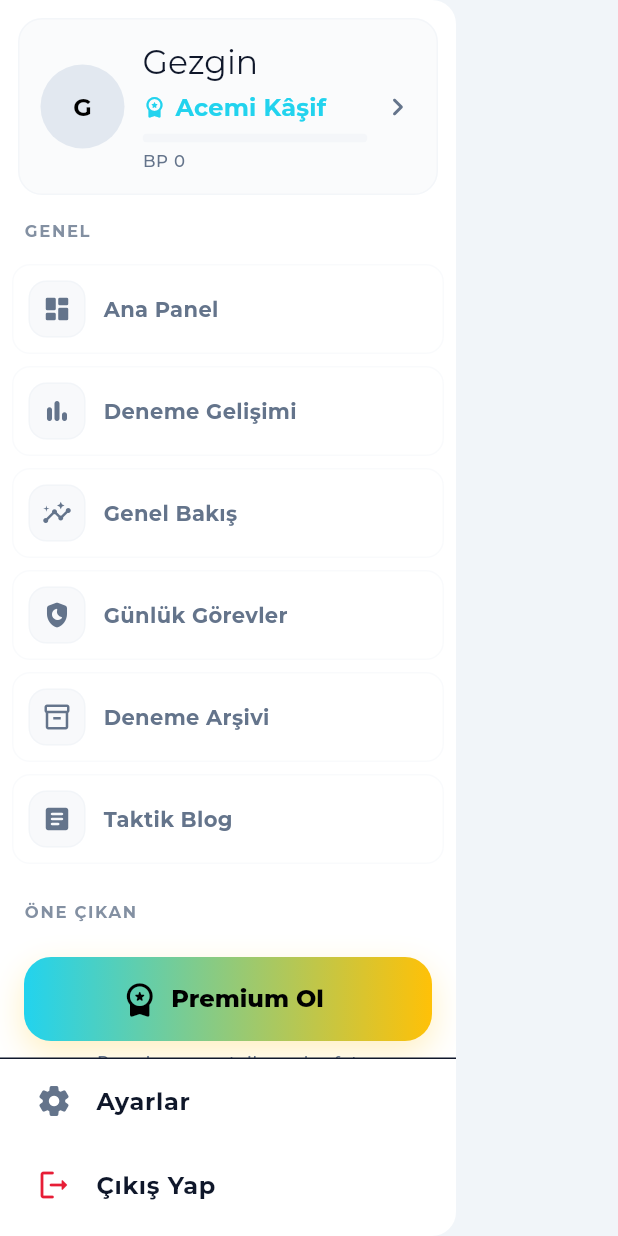
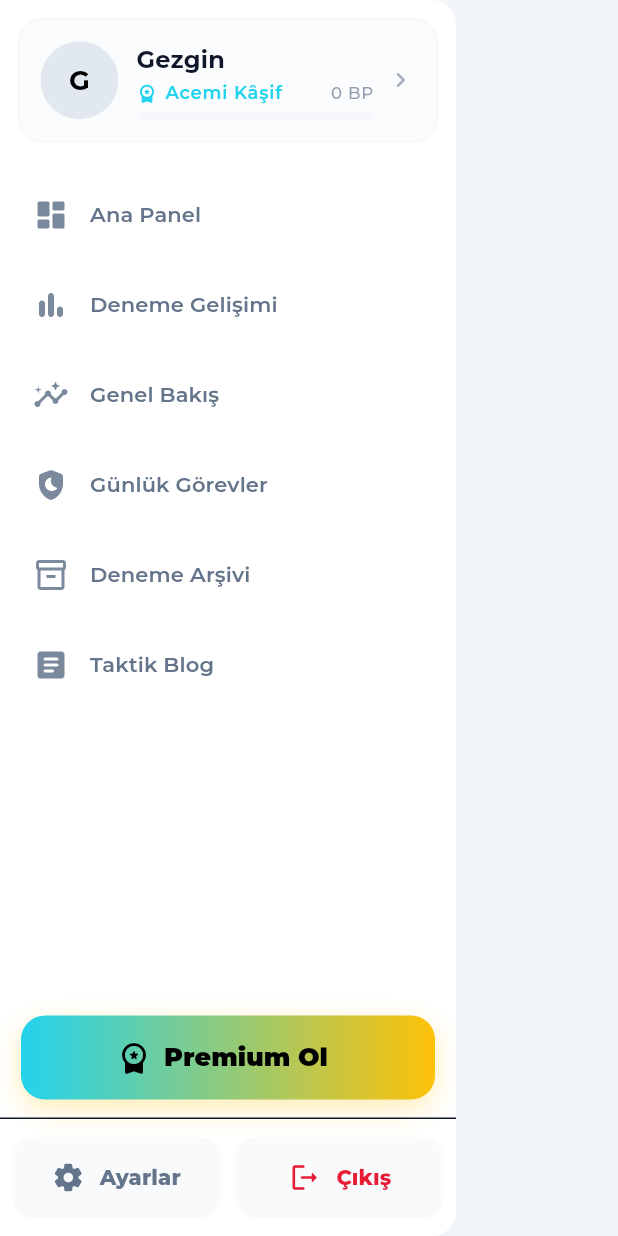
Before and after one commit to bakituncher/bilgee, a Flutter app: the SidePanelDrawer widget shown alone on an empty page, opened directly, on a phone screen of 412 x 824 dp. Run offline on Flutter 3.47's test engine with Material 3 defaults, Android fonts, the phone set to English and light mode, and no system bars; our stand-ins replace cached_network_image, cloud_firestore, cloud_functions, confetti, equatable, file_picker and 23 more; missing offline and left inert: firebase_app_check, flutter_math_fork, markdown, purchases_flutter; accounts and stored records are empty; generated files the repository leaves out were written again; network calls fail.

Commit message:
side panel ve ai bottom flow sorunu çözüldü

```diff
--- a/lib/features/coach/screens/ai_hub_screen.dart
+++ b/lib/features/coach/screens/ai_hub_screen.dart
@@ -153,6 +153,13 @@ class _AiHubScreenState extends ConsumerState<AiHubScreen> with SingleTickerProv
                       const SizedBox(height: 16),
                       Row(
                         children: [
+                          Expanded(
+                            child: FittedBox(
+                              fit: BoxFit.scaleDown,
+                              alignment: Alignment.centerLeft,
+                              child: Row(
+                                mainAxisSize: MainAxisSize.min,
+                                children: [
                                   Text(
                                     'Yapay Zeka Araçları',
                                     style: theme.textTheme.titleLarge?.copyWith(fontWeight: FontWeight.w800),
@@ -194,6 +201,10 @@ class _AiHubScreenState extends ConsumerState<AiHubScreen> with SingleTickerProv
                                       ),
                                     ),
                                   ],
+                                ],
+                              ),
+                            ),
+                          ),
                         ],
                       ),
                       const SizedBox(height: 8),
--- a/lib/shared/widgets/side_panel_drawer.dart
+++ b/lib/shared/widgets/side_panel_drawer.dart
@@ -1,6 +1,5 @@
 // lib/shared/widgets/side_panel_drawer.dart
 import 'package:taktik/data/providers/firestore_providers.dart';
-import 'package:taktik/data/providers/admin_providers.dart';
 import 'package:taktik/data/providers/premium_provider.dart';
 import 'package:firebase_auth/firebase_auth.dart' as fb;
 import 'package:flutter/material.dart';
@@ -8,7 +7,6 @@ import 'package:flutter_riverpod/flutter_riverpod.dart';
 import 'package:flutter_svg/flutter_svg.dart';
 import 'package:go_router/go_router.dart';
 import 'package:taktik/features/profile/logic/rank_service.dart';
-import 'package:taktik/shared/widgets/premium_badge.dart';
 
 class SidePanelDrawer extends ConsumerStatefulWidget {
   const SidePanelDrawer({super.key});
@@ -56,16 +54,16 @@ class _SidePanelDrawerState extends ConsumerState<SidePanelDrawer> with SingleTi
             child: Column(
               crossAxisAlignment: CrossAxisAlignment.stretch,
               children: [
-                // Header (sade)
+                // Header - Büyük ve Şık
                 InkWell(
                   onTap: () { Navigator.of(context).pop(); context.go('/profile'); },
                   child: Container(
-                    margin: const EdgeInsets.fromLTRB(12, 12, 12, 8),
+                    margin: const EdgeInsets.fromLTRB(12, 12, 12, 10),
                     padding: const EdgeInsets.all(14),
                     decoration: BoxDecoration(
                       borderRadius: BorderRadius.circular(16),
-                      color: colorScheme.surfaceContainerHighest.withOpacity(.18),
-                      border: Border.all(color: colorScheme.surfaceContainerHighest.withOpacity(.28)),
+                      color: colorScheme.surfaceContainerHighest.withOpacity(.15),
+                      border: Border.all(color: colorScheme.surfaceContainerHighest.withOpacity(.25)),
                     ),
                     child: Row(
                       children: [
@@ -74,56 +72,52 @@ class _SidePanelDrawerState extends ConsumerState<SidePanelDrawer> with SingleTi
                         Expanded(
                           child: Column(
                             crossAxisAlignment: CrossAxisAlignment.start,
+                            mainAxisSize: MainAxisSize.min,
                             children: [
                               Text(
                                 user?.name ?? 'Gezgin',
-                                style: theme.textTheme.titleLarge,
+                                style: theme.textTheme.titleMedium?.copyWith(fontWeight: FontWeight.w700),
                                 overflow: TextOverflow.ellipsis,
                               ),
-                              const SizedBox(height: 4),
+                              const SizedBox(height: 3),
                               Row(
                                 children: [
-                                  Icon(Icons.workspace_premium_rounded, size: 16, color: colorScheme.primary),
-                                  const SizedBox(width: 6),
+                                  Icon(Icons.workspace_premium_rounded, size: 14, color: colorScheme.primary),
+                                  const SizedBox(width: 5),
                                   Expanded(
                                     child: Text(
                                       rankInfo.current.name,
-                                      style: theme.textTheme.titleMedium?.copyWith(color: colorScheme.primary, fontWeight: FontWeight.w700),
+                                      style: theme.textTheme.labelMedium?.copyWith(color: colorScheme.primary, fontWeight: FontWeight.w600),
                                       overflow: TextOverflow.ellipsis,
+                                    ),
+                                  ),
+                                  const SizedBox(width: 6),
+                                  Text('${user?.engagementScore ?? 0} BP', style: theme.textTheme.labelSmall?.copyWith(color: colorScheme.onSurfaceVariant.withOpacity(.7))),
+                                ],
+                              ),
+                              const SizedBox(height: 5),
+                              ClipRRect(
+                                borderRadius: BorderRadius.circular(4),
+                                child: LinearProgressIndicator(
+                                  value: rankInfo.progress,
+                                  minHeight: 5,
+                                  backgroundColor: colorScheme.surfaceContainerHighest.withOpacity(.25),
+                                  valueColor: AlwaysStoppedAnimation(colorScheme.primary),
                                 ),
                               ),
                             ],
                           ),
-                              const SizedBox(height: 6),
-                              ClipRRect(
-                                borderRadius: BorderRadius.circular(6),
-                                child: LinearProgressIndicator(
-                                  value: rankInfo.progress,
-                                  minHeight: 6,
-                                  backgroundColor: colorScheme.surfaceContainerHighest.withOpacity(.25),
-                                  valueColor: AlwaysStoppedAnimation(colorScheme.primary),
-                                ),
-                              ),
-                              const SizedBox(height: 4),
-                              Text('BP ${user?.engagementScore ?? 0}', style: theme.textTheme.labelSmall?.copyWith(color: colorScheme.onSurfaceVariant)),
-                            ],
-                          ),
                         ),
                         const SizedBox(width: 8),
-                        Icon(Icons.chevron_right_rounded, color: colorScheme.onSurfaceVariant),
+                        Icon(Icons.chevron_right_rounded, size: 20, color: colorScheme.onSurfaceVariant.withOpacity(.6)),
                       ],
                     ),
                   ),
                 ),
-                const Padding(
-                  padding: EdgeInsets.symmetric(horizontal: 16),
-                  child: _SectionLabel('Genel'),
-                ),
-                const SizedBox(height: 4),
-                // Navigation items
+                // Navigation items - Tam Ekran Kullanımı
                 Expanded(
                   child: ListView(
-                    padding: EdgeInsets.zero,
+                    padding: const EdgeInsets.fromLTRB(8, 8, 8, 8),
                     children: [
                       _navTile(context, currentLocation: location, icon: Icons.dashboard_rounded, title: 'Ana Panel', route: '/home'),
                       _navTile(context, currentLocation: location, icon: Icons.bar_chart_rounded, title: 'Deneme Gelişimi', route: '/home/stats'),
@@ -131,75 +125,59 @@ class _SidePanelDrawerState extends ConsumerState<SidePanelDrawer> with SingleTi
                       _navTile(context, currentLocation: location, icon: Icons.shield_moon_rounded, title: 'Günlük Görevler', route: '/home/quests'),
                       _navTile(context, currentLocation: location, icon: Icons.inventory_2_outlined, title: 'Deneme Arşivi', route: '/library'),
                       _navTile(context, currentLocation: location, icon: Icons.article_rounded, title: 'Taktik Blog', route: '/blog'),
-                      const SizedBox(height: 12),
-                      const Padding(
-                        padding: EdgeInsets.symmetric(horizontal: 16),
-                        child: _SectionLabel('Öne Çıkan'),
-                      ),
-                      const SizedBox(height: 8),
-                      Padding(
-                        padding: const EdgeInsets.symmetric(horizontal: 16, vertical: 8),
-                        child: isPremium
-                            ? const PremiumBadge()
-                            : Column(
-                          crossAxisAlignment: CrossAxisAlignment.stretch,
-                          children: [
-                            _PremiumButton(onTap: () { Navigator.of(context).pop(); context.go('/premium'); }),
-                            const SizedBox(height: 6),
-                            Text(
-                              'Premium avantajlarını keşfet',
-                              textAlign: TextAlign.center,
-                              style: Theme.of(context).textTheme.labelSmall?.copyWith(color: Theme.of(context).colorScheme.onSurfaceVariant),
-                            ),
                     ],
                   ),
                 ),
-                      Consumer(builder: (context, ref, _) {
-                        final isAdminAsync = ref.watch(adminClaimProvider);
-                        return isAdminAsync.maybeWhen(
-                          data: (isAdmin) {
-                            if (!isAdmin) return const SizedBox.shrink();
-                            return const Column(
-                              crossAxisAlignment: CrossAxisAlignment.stretch,
+                // Premium Button - En Altta Sabit
+                Padding(
+                  padding: const EdgeInsets.fromLTRB(14, 12, 14, 12),
+                  child: isPremium
+                      ? Container(
+                          padding: const EdgeInsets.symmetric(horizontal: 16, vertical: 14),
+                          decoration: BoxDecoration(
+                            gradient: LinearGradient(colors: [colorScheme.primary.withOpacity(.15), Colors.amber.withOpacity(.12)]),
+                            borderRadius: BorderRadius.circular(16),
+                            border: Border.all(color: colorScheme.primary.withOpacity(.35), width: 1.5),
+                          ),
+                          child: Row(
+                            mainAxisAlignment: MainAxisAlignment.center,
                             children: [
-                                Padding(
-                                  padding: EdgeInsets.symmetric(horizontal: 16),
-                                  child: _SectionLabel('Yönetim'),
-                                ),
-                                SizedBox(height: 8),
-                              ],
-                            );
-                          },
-                          orElse: () => const SizedBox.shrink(),
-                        );
-                      }),
+                              Icon(Icons.workspace_premium_rounded, size: 22, color: colorScheme.primary),
+                              const SizedBox(width: 10),
+                              Text('Premium Aktif', style: theme.textTheme.titleMedium?.copyWith(color: colorScheme.primary, fontWeight: FontWeight.w800)),
                             ],
                           ),
+                        )
+                      : _PremiumButton(onTap: () { Navigator.of(context).pop(); context.go('/premium'); }),
                 ),
                 const Divider(height: 1),
-                // Footer actions
+                // Footer actions - Büyük ve Belirgin
                 Padding(
-                  padding: const EdgeInsets.symmetric(horizontal: 8),
-                  child: Column(
+                  padding: const EdgeInsets.fromLTRB(8, 12, 8, 12),
+                  child: Row(
                     children: [
-                      _actionTile(
+                      Expanded(
+                        child: _actionTileCompact(
                           context,
                           icon: Icons.settings_rounded,
                           title: 'Ayarlar',
                           onTap: () { Navigator.of(context).pop(); context.go('/settings'); },
                         ),
-                      _actionTile(
+                      ),
+                      const SizedBox(width: 10),
+                      Expanded(
+                        child: _actionTileCompact(
                           context,
                           icon: Icons.logout_rounded,
-                        title: 'Çıkış Yap',
-                        iconColor: Theme.of(context).colorScheme.error,
+                          title: 'Çıkış',
+                          iconColor: colorScheme.error,
                           onTap: () async {
                             Navigator.of(context).pop();
                             await fb.FirebaseAuth.instance.signOut();
                             if (context.mounted) context.go('/');
                           },
                         ),
-                      const SizedBox(height: 6),
+                      ),
                     ],
                   ),
                 ),
@@ -226,9 +204,9 @@ class _SidePanelDrawerState extends ConsumerState<SidePanelDrawer> with SingleTi
     final userIsPremium = ref.watch(premiumStatusProvider);
 
     return Padding(
-      padding: const EdgeInsets.symmetric(horizontal: 8, vertical: 4),
+      padding: const EdgeInsets.symmetric(horizontal: 0, vertical: 4),
       child: InkWell(
-        borderRadius: BorderRadius.circular(12),
+        borderRadius: BorderRadius.circular(14),
         onTap: () {
           Navigator.of(context).pop();
           if (isPremium && !userIsPremium) {
@@ -243,62 +221,61 @@ class _SidePanelDrawerState extends ConsumerState<SidePanelDrawer> with SingleTi
           }
         },
         child: AnimatedContainer(
-          duration: const Duration(milliseconds: 200),
+          duration: const Duration(milliseconds: 180),
           curve: Curves.easeOut,
-          padding: const EdgeInsets.symmetric(horizontal: 10, vertical: 10),
+          padding: const EdgeInsets.symmetric(horizontal: 14, vertical: 14),
           decoration: BoxDecoration(
-            borderRadius: BorderRadius.circular(12),
-            color: selected ? colorScheme.surfaceContainerHighest.withOpacity(.30) : Colors.transparent,
-            border: Border.all(
-              color: colorScheme.surfaceContainerHighest.withOpacity(selected ? .45 : .20),
-            ),
+            borderRadius: BorderRadius.circular(14),
+            color: selected ? colorScheme.primary.withOpacity(.12) : Colors.transparent,
+            border: selected ? Border.all(color: colorScheme.primary.withOpacity(.3), width: 1.5) : null,
           ),
           child: Row(
             children: [
-              _IconCapsule(icon: icon, selected: selected),
-              const SizedBox(width: 12),
+              Icon(
+                icon,
+                size: 24,
+                color: selected ? colorScheme.primary : colorScheme.onSurfaceVariant.withOpacity(.85),
+              ),
+              const SizedBox(width: 14),
               Expanded(
                 child: Text(
                   title,
-                  style: TextStyle(
-                    fontWeight: FontWeight.w700,
+                  style: theme.textTheme.titleSmall?.copyWith(
+                    fontWeight: selected ? FontWeight.w800 : FontWeight.w600,
                     color: selected ? colorScheme.onSurface : colorScheme.onSurfaceVariant,
                   ),
                 ),
               ),
               if (showPremiumBadge) ...[
                 Container(
-                  padding: const EdgeInsets.symmetric(horizontal: 6, vertical: 2),
+                  padding: const EdgeInsets.symmetric(horizontal: 7, vertical: 4),
                   decoration: BoxDecoration(
                     gradient: LinearGradient(
                       colors: [colorScheme.primary.withOpacity(0.2), Colors.amber.withOpacity(0.2)],
                     ),
                     borderRadius: BorderRadius.circular(8),
-                    border: Border.all(color: colorScheme.primary.withOpacity(0.3), width: 1),
+                    border: Border.all(color: colorScheme.primary.withOpacity(0.35), width: 1),
                   ),
                   child: Row(
                     mainAxisSize: MainAxisSize.min,
                     children: [
                       Icon(Icons.workspace_premium_rounded, size: 12, color: colorScheme.primary),
-                      const SizedBox(width: 2),
+                      const SizedBox(width: 4),
                       Text(
                         'PRO',
                         style: theme.textTheme.labelSmall?.copyWith(
                           color: colorScheme.primary,
                           fontWeight: FontWeight.w800,
-                          fontSize: 10,
+                          fontSize: 11,
                         ),
                       ),
                     ],
                   ),
                 ),
-                const SizedBox(width: 4),
+                const SizedBox(width: 6),
               ],
-              AnimatedOpacity(
-                opacity: selected ? 1 : 0,
-                duration: const Duration(milliseconds: 180),
-                child: Icon(Icons.chevron_right_rounded, color: colorScheme.onSurfaceVariant.withOpacity(0.7)),
-              ),
+              if (selected)
+                Icon(Icons.chevron_right_rounded, size: 20, color: colorScheme.primary.withOpacity(0.7)),
             ],
           ),
         ),
@@ -306,18 +283,39 @@ class _SidePanelDrawerState extends ConsumerState<SidePanelDrawer> with SingleTi
     );
   }
 
-  Widget _actionTile(
+  Widget _actionTileCompact(
       BuildContext context, {
         required IconData icon,
         required String title,
         Color? iconColor,
         required VoidCallback onTap,
       }) {
-    return ListTile(
-      contentPadding: const EdgeInsets.symmetric(horizontal: 16),
-      leading: Icon(icon, color: iconColor ?? Theme.of(context).colorScheme.onSurfaceVariant),
-      title: Text(title, style: const TextStyle(fontWeight: FontWeight.bold)),
+    final theme = Theme.of(context);
+    final colorScheme = theme.colorScheme;
+    return InkWell(
+      borderRadius: BorderRadius.circular(14),
       onTap: onTap,
+      child: Container(
+        padding: const EdgeInsets.symmetric(horizontal: 14, vertical: 16),
+        decoration: BoxDecoration(
+          borderRadius: BorderRadius.circular(14),
+          color: colorScheme.surfaceContainerHighest.withOpacity(.2),
+        ),
+        child: Row(
+          mainAxisAlignment: MainAxisAlignment.center,
+          children: [
+            Icon(icon, size: 22, color: iconColor ?? colorScheme.onSurfaceVariant),
+            const SizedBox(width: 10),
+            Text(
+              title,
+              style: theme.textTheme.titleSmall?.copyWith(
+                fontWeight: FontWeight.w800,
+                color: iconColor ?? colorScheme.onSurfaceVariant,
+              ),
+            ),
+          ],
+        ),
+      ),
     );
   }
 }
@@ -331,13 +329,16 @@ class _Avatar extends StatelessWidget {
   @override
   Widget build(BuildContext context) {
     final url = _buildSvgUrl();
-    const radius = 28.0;
+    const radius = 26.0;
     if (url == null) {
       final initials = (userName ?? 'G').trim();
       return CircleAvatar(
         radius: radius,
         backgroundColor: Theme.of(context).colorScheme.surfaceContainerHighest,
-        child: Text(initials.isEmpty ? 'G' : initials.characters.first.toUpperCase(), style: const TextStyle(fontWeight: FontWeight.bold)),
+        child: Text(
+          initials.isEmpty ? 'G' : initials.characters.first.toUpperCase(),
+          style: const TextStyle(fontWeight: FontWeight.bold, fontSize: 18),
+        ),
       );
     }
     return CircleAvatar(
@@ -349,7 +350,7 @@ class _Avatar extends StatelessWidget {
           width: radius * 2,
           height: radius * 2,
           fit: BoxFit.cover,
-          placeholderBuilder: (_) => Icon(Icons.person, color: Theme.of(context).colorScheme.onSurfaceVariant),
+          placeholderBuilder: (_) => Icon(Icons.person, size: 24, color: Theme.of(context).colorScheme.onSurfaceVariant),
         ),
       ),
     );
@@ -375,75 +376,23 @@ class _PremiumButton extends StatelessWidget {
     return DecoratedBox(
       decoration: BoxDecoration(
         gradient: LinearGradient(colors: [colorScheme.primary, Colors.amber]),
-        borderRadius: BorderRadius.circular(18),
+        borderRadius: BorderRadius.circular(16),
         boxShadow: [
-          BoxShadow(color: Colors.amber.withOpacity(.25), blurRadius: 18, offset: const Offset(0, 8)),
+          BoxShadow(color: Colors.amber.withOpacity(.3), blurRadius: 16, offset: const Offset(0, 6)),
         ],
       ),
       child: ElevatedButton.icon(
         onPressed: onTap,
-        icon: Icon(Icons.workspace_premium_rounded, color: colorScheme.onPrimary, size: 26),
-        label: Text('Premium Ol', style: TextStyle(color: colorScheme.onPrimary, fontWeight: FontWeight.w800)),
+        icon: Icon(Icons.workspace_premium_rounded, color: colorScheme.onPrimary, size: 24),
+        label: Text('Premium Ol', style: TextStyle(color: colorScheme.onPrimary, fontWeight: FontWeight.w900, fontSize: 17)),
         style: ElevatedButton.styleFrom(
           elevation: 0,
           backgroundColor: Colors.transparent,
           shadowColor: Colors.transparent,
           minimumSize: const Size(double.infinity, 56),
-          shape: RoundedRectangleBorder(borderRadius: BorderRadius.circular(18)),
+          shape: RoundedRectangleBorder(borderRadius: BorderRadius.circular(16)),
         ),
       ),
     );
   }
 }
-
-class _IconCapsule extends StatelessWidget {
-  final IconData icon;
-  final bool selected;
-  const _IconCapsule({required this.icon, required this.selected});
-
-  @override
-  Widget build(BuildContext context) {
-    final theme = Theme.of(context);
-    final colorScheme = theme.colorScheme;
-    return AnimatedContainer(
-      duration: const Duration(milliseconds: 200),
-      padding: const EdgeInsets.all(8),
-      decoration: BoxDecoration(
-        borderRadius: BorderRadius.circular(12),
-        color: selected
-            ? colorScheme.primary.withOpacity(.20)
-            : colorScheme.surfaceContainerHighest.withOpacity(.25),
-        border: Border.all(
-          color: selected
-              ? colorScheme.primary.withOpacity(.35)
-              : colorScheme.surfaceContainerHighest.withOpacity(.25),
-        ),
-      ),
-      child: Icon(
-        icon,
-        size: 20,
-        color: selected ? colorScheme.primary : colorScheme.onSurfaceVariant,
-      ),
-    );
-  }
-}
-
-class _SectionLabel extends StatelessWidget {
-  final String text;
-  const _SectionLabel(this.text);
-
-  @override
-  Widget build(BuildContext context) {
-    return Padding(
-      padding: const EdgeInsets.only(top: 8, bottom: 6),
-      child: Text(
-        text.toUpperCase(),
-        style: Theme.of(context).textTheme.labelSmall?.copyWith(
-          letterSpacing: 1.1,
-          color: Theme.of(context).colorScheme.onSurfaceVariant.withOpacity(.8),
-          fontWeight: FontWeight.w700,
-        ),
-      ),
-    );
-  }
-}
```
Lines whose indentation alone changed are shown as unchanged.
